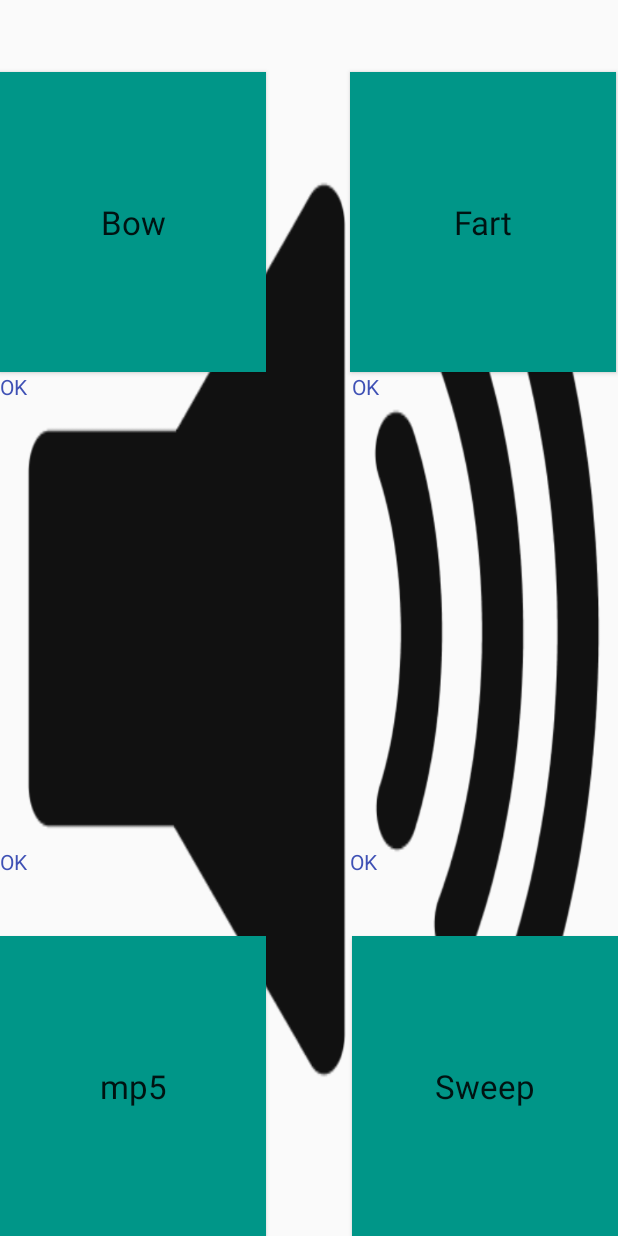
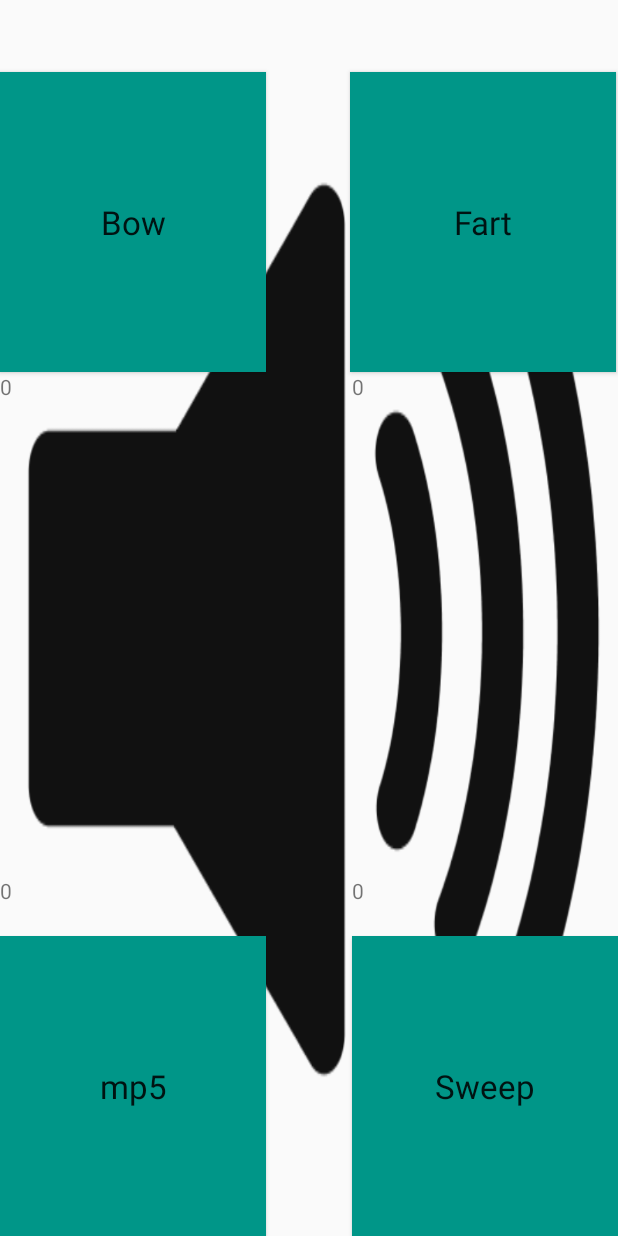
Before and after one commit to anlas17/apProjectSB, an Android app: the screen it shows after launch (MainActivity), after a tap on "Bow", on a phone screen of 412 x 824 dp. Run offline under Robolectric (Android 15) with nearby library versions, the phone set to English and light mode, and no system bars; our stand-ins replace Room's generated code.

Commit message:
DB + display
DB ready, display ready, sound ready

```diff
--- a/Soundboard/app/src/main/java/com/example/soundboard/MainActivity.java
+++ b/Soundboard/app/src/main/java/com/example/soundboard/MainActivity.java
@@ -1,36 +1,25 @@
 package com.example.soundboard;
 
 import android.media.MediaPlayer;
+import android.provider.MediaStore;
 import android.support.v7.app.AppCompatActivity;
 import android.os.Bundle;
 import android.view.View;
+import android.widget.Button;
+import android.widget.TextView;
 
 
 public class MainActivity extends AppCompatActivity {
 
-    //creating mediaplayers
-    MediaPlayer bow;
-    MediaPlayer fart;
-    MediaPlayer mp5;
-    MediaPlayer sweep;
-    //crasher appen
-    /*
-    final TextView bowText = findViewById(R.id.textView);
-    final TextView fartText = findViewById(R.id.textView2);
-    final TextView mp5Text = findViewById(R.id.textView4);
-    final TextView sweepText = findViewById(R.id.textView3);
-    */
+    private MediaPlayer bow;
+    private MediaPlayer fart;
+    private MediaPlayer mp5;
+    private MediaPlayer sweep;
 
     Integer bowAmount = new Integer(0);
     Integer sweepAmount = new Integer(0);
     Integer fartAmount = new Integer(0);
     Integer mp5Amount = new Integer(0);
-
-    Sound fartS = new Sound("fart", 0);
-    Sound mp5S = new Sound("mp5", 0);
-    Sound sweepS = new Sound("sweep", 0);
-
-
 
     @Override
     protected void onCreate(Bundle savedInstanceState) {
@@ -39,37 +28,36 @@ public class MainActivity extends AppCompatActivity {
 
         SoundRepository sdb = new SoundRepository(getApplicationContext());
 
-        //creating sounds from files
-        bow = MediaPlayer.create(this, R.raw.bow);
-        fart = MediaPlayer.create(this, R.raw.fart);
-        mp5 = MediaPlayer.create(this, R.raw.mp5);
-        sweep = MediaPlayer.create(this, R.raw.sweep);
+        TextView bowText = (TextView) findViewById(R.id.textbow);
+        TextView fartText = (TextView) findViewById(R.id.textfart);
+        TextView mp5Text = (TextView) findViewById(R.id.textmp5);
+        TextView sweepText = (TextView) findViewById(R.id.textsweep);
+
+        bowText.setText(String.valueOf(bowAmount));
+        fartText.setText(String.valueOf(fartAmount));
+        mp5Text.setText(String.valueOf(mp5Amount));
+        sweepText.setText(String.valueOf(sweepAmount));
 
 
-        //set text to 0 placeholder
-        /*
-        bowText.setText(bowAmount);
-        fartText.setText(fartAmount);
-        mp5Text.setText(mp5Amount);
-        sweepText.setText(sweepAmount);
-        */
     }
-
 
     //start sound with button
     public void bow(View view){
         SoundRepository sdb = new SoundRepository(getApplicationContext());
+        TextView bowText = (TextView) findViewById(R.id.textbow);
+        bow = MediaPlayer.create(this, R.raw.bow);
+
         bow.start();
-        Sound bowS = new Sound("bow",0);
+        Sound bowS;
 
         try {
             bowS = sdb.getSound("bow");
             bowAmount = bowS.getAmount() + 1;
-            //set text bowamount
+            bowText.setText(String.valueOf(bowAmount));
             bowS.setAmount(bowAmount);
             sdb.updateSound(bowS.getName(), bowS.getAmount());
         }catch(Exception e){
-            //set text bowamount to 0
+            bowText.setText(String.valueOf(bowAmount));
             sdb.insertSound("bow",0);
         }
 
@@ -77,51 +65,60 @@ public class MainActivity extends AppCompatActivity {
     //start sound with button
     public void fart(View view){
         SoundRepository sdb = new SoundRepository(getApplicationContext());
+        TextView fartText = (TextView) findViewById(R.id.textfart);
+        fart = MediaPlayer.create(this, R.raw.fart);
+
         fart.start();
-        Sound fartS = new Sound("fart",0);
+        Sound fartS;
 
         try {
             fartS = sdb.getSound("fart");
             fartAmount = fartS.getAmount() + 1;
-            //set text bowamount
+            fartText.setText(String.valueOf(fartAmount));
             fartS.setAmount(fartAmount);
             sdb.updateSound(fartS.getName(), fartS.getAmount());
         }catch(Exception e){
-            //set text fartamount to 0
+            fartText.setText(String.valueOf(fartAmount));
             sdb.insertSound("fart",0);
         }
     }
     //start sound with button
     public void mp5(View view){
         SoundRepository sdb = new SoundRepository(getApplicationContext());
+        TextView mp5Text = (TextView) findViewById(R.id.textmp5);
+        mp5 = MediaPlayer.create(this, R.raw.mp5);
+
         mp5.start();
-        Sound mp5S = new Sound("mp5",0);
+        Sound mp5S;
 
         try {
             mp5S = sdb.getSound("mp5");
             mp5Amount = mp5S.getAmount() + 1;
-            //set text mp5amount
+            mp5Text.setText(String.valueOf(mp5Amount));
             mp5S.setAmount(mp5Amount);
             sdb.updateSound(mp5S.getName(), mp5S.getAmount());
         }catch(Exception e){
-            //set text mp5amount to 0
+            mp5Text.setText(String.valueOf(mp5Amount));
             sdb.insertSound("mp5",0);
         }
     }
     //start sound with button
     public void sweep(View view){
         SoundRepository sdb = new SoundRepository(getApplicationContext());
+        TextView sweepText = (TextView) findViewById(R.id.textsweep);
+        sweep = MediaPlayer.create(this, R.raw.sweep);
+
         sweep.start();
-        Sound sweepS = new Sound("sweep",0);
+        Sound sweepS;
 
         try {
             sweepS = sdb.getSound("sweep");
             sweepAmount = sweepS.getAmount() + 1;
-            //set text sweepamount
+            sweepText.setText(String.valueOf(sweepAmount));
             sweepS.setAmount(sweepAmount);
             sdb.updateSound(sweepS.getName(), sweepS.getAmount());
         }catch(Exception e){
-            //set text sweepamount to 0
+            sweepText.setText(String.valueOf(sweepAmount));
             sdb.insertSound("sweep",0);
         }
     }
--- a/Soundboard/app/src/main/res/layout/activity_main.xml
+++ b/Soundboard/app/src/main/res/layout/activity_main.xml
@@ -6,6 +6,8 @@
     android:layout_height="match_parent"
     android:background="@drawable/background"
     tools:context=".MainActivity">
+
+
 
 
     <Button
@@ -78,42 +80,35 @@
         app:layout_constraintVertical_bias="1.0" />
 
     <TextView
-        android:id="@+id/textView"
+        android:id="@+id/textmp5"
         android:layout_width="177dp"
-        android:layout_height="59dp"
-        android:text="@android:string/ok"
-        android:textColor="#3F51B5"
+        android:layout_height="40dp"
+        android:text="TextView"
+        app:layout_constraintBottom_toTopOf="@+id/button3"
+        app:layout_constraintStart_toStartOf="parent" />
+
+    <TextView
+        android:id="@+id/textfart"
+        android:layout_width="177dp"
+        android:layout_height="40dp"
+        android:text="TextView"
+        app:layout_constraintEnd_toEndOf="parent"
+        app:layout_constraintTop_toBottomOf="@+id/button2" />
+
+    <TextView
+        android:id="@+id/textbow"
+        android:layout_width="177dp"
+        android:layout_height="40dp"
+        android:text="TextView"
         app:layout_constraintStart_toStartOf="parent"
         app:layout_constraintTop_toBottomOf="@+id/button" />
 
     <TextView
-        android:id="@+id/textView2"
+        android:id="@+id/textsweep"
         android:layout_width="177dp"
-        android:layout_height="59dp"
-        android:text="@android:string/ok"
-        android:textColor="#3F51B5"
-        app:layout_constraintEnd_toEndOf="parent"
-        app:layout_constraintTop_toBottomOf="@+id/button2" />
-
-    <TextView
-        android:id="@+id/textView3"
-        android:layout_width="177dp"
-        android:layout_height="59dp"
-        android:layout_marginEnd="1dp"
-        android:layout_marginRight="1dp"
-        android:text="@android:string/ok"
-        android:textColor="#3F51B5"
+        android:layout_height="40dp"
+        android:text="TextView"
         app:layout_constraintBottom_toTopOf="@+id/button4"
         app:layout_constraintEnd_toEndOf="parent" />
 
-    <TextView
-        android:id="@+id/textView4"
-        android:layout_width="177dp"
-        android:layout_height="59dp"
-        android:text="@android:string/ok"
-        android:textColor="#3F51B5"
-        app:layout_constraintBottom_toTopOf="@+id/button3"
-        app:layout_constraintStart_toStartOf="parent" />
-
-
 </android.support.constraint.ConstraintLayout>
```
